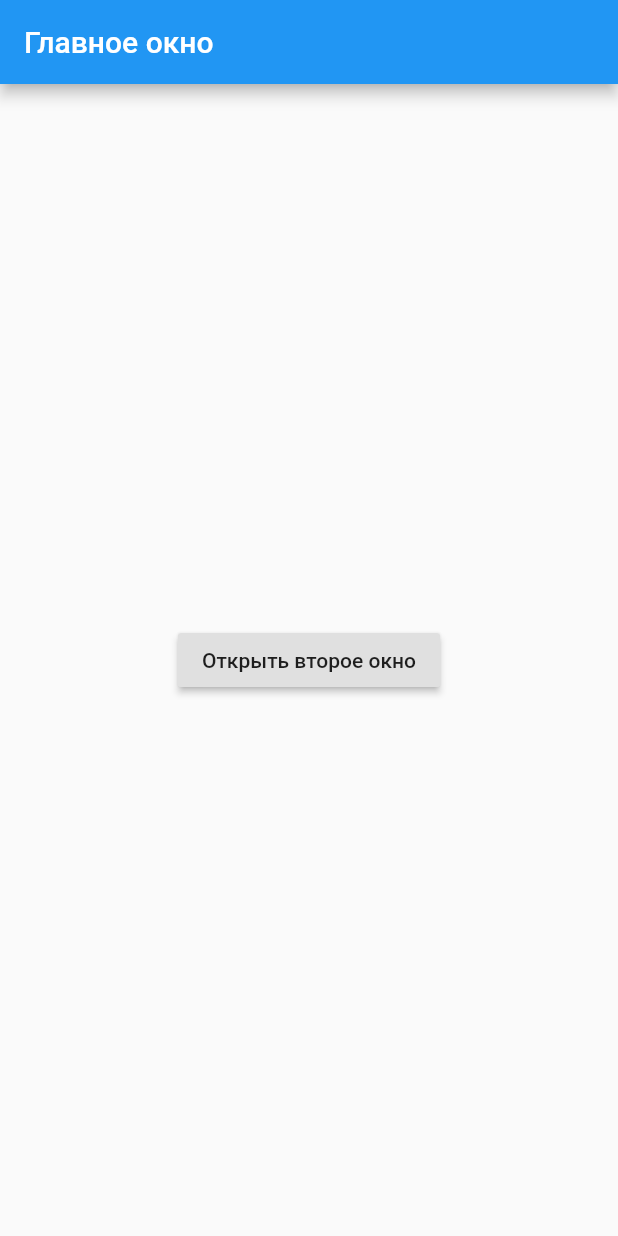
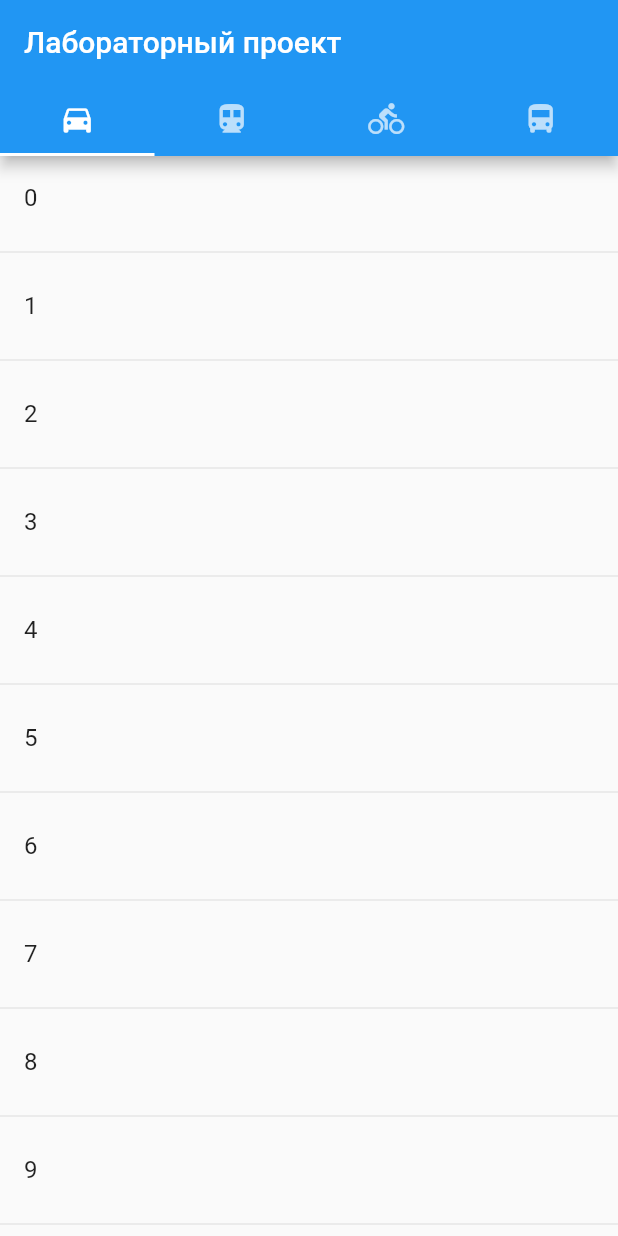
Before and after one commit to BaoBabbins/Android_Project, a Flutter app: the screen it shows after launch, on a phone screen of 412 x 824 dp. Run offline on Flutter 3.47's test engine with Material 2 defaults, Android fonts, the phone set to English and light mode, and no system bars; missing offline and left inert: shake.

Commit message:
add someone window and list on first screen

```diff
--- /dev/null
+++ b/lib/bodyOneScreen.dart
@@ -0,0 +1,30 @@
+import 'package:flutter/material.dart';
+import 'package:shake/shake.dart';
+import 'dart:math';
+import 'dart:io';
+class MyBody extends StatefulWidget {
+  @override
+  createState() => new MyBodyState();
+}
+
+class MyBodyState extends State<MyBody> {
+  List<String> _array = [];
+
+  @override
+  Widget build(BuildContext context) {
+    return new ListView.builder(itemBuilder: (context, i){
+      print('num $i : нечетное = ${i.isOdd}');
+
+      if(i.isOdd) return new Divider();
+
+      final int index = i ~/ 2;
+
+      print('index $index');
+      print('length ${_array.length}');
+
+      if (index >= _array.length) _array.addAll(['$index', '${index + 1}', '${index + 2}']);
+
+      return new ListTile(title: new Text(_array[index]));
+    });
+  }
+}
--- /dev/null
+++ b/lib/firstScreen.dart
@@ -0,0 +1,41 @@
+import 'package:flutter/material.dart';
+import 'package:shake/shake.dart';
+import 'dart:math';
+import 'dart:io';
+import 'main.dart';
+import 'bodyOneScreen.dart';
+class MyHomePage extends StatelessWidget {
+  MyHomePage({Key key}) : super(key: key);
+
+  @override
+  Widget build(BuildContext context) {
+    return DefaultTabController(
+        length: 4,
+        child: Scaffold(
+          appBar: AppBar(
+            bottom: TabBar(
+              tabs: [
+                Tab(icon: Icon(Icons.directions_car)),
+                Tab(icon: Icon(Icons.directions_transit)),
+                Tab(icon: Icon(Icons.directions_bike)),
+                Tab(icon: Icon(Icons.directions_bus)),
+              ],
+            ),
+            title: Text('Лабораторный проект'),
+          ),
+          body: TabBarView (
+            children: [
+              new MaterialApp(
+                debugShowCheckedModeBanner: false,
+                  home: new Scaffold(body: new Center(child: new MyBody(),))
+                ),
+              //Center(child: Text("First window")),
+              Center(child: Text("Car")),
+              Center(child: Text("Transit")),
+              Center(child: Text("Bike"))
+            ],
+          ),
+        )
+    );
+  }
+}
--- a/lib/main.dart
+++ b/lib/main.dart
@@ -2,7 +2,7 @@ import 'package:flutter/material.dart';
 import 'package:shake/shake.dart';
 import 'dart:math';
 import 'dart:io';
-
+import 'firstScreen.dart';
 class MainScreen extends StatelessWidget {
   @override
   Widget build(BuildContext context) {
@@ -26,6 +26,23 @@ class MainScreen extends StatelessWidget {
     );
   }
 }
+
+
+class MyApp extends StatelessWidget {
+  // This widget is the root of your application.
+  @override
+  Widget build(BuildContext context) {
+    return MaterialApp(
+      title: 'Title of Application',
+      theme: ThemeData(
+        primarySwatch: Colors.blue,
+        visualDensity: VisualDensity.adaptivePlatformDensity,
+      ),
+      home: MyHomePage(),
+    );
+  }
+}
+
 
 class SecondScreen extends StatelessWidget {
   @override
@@ -90,7 +107,7 @@ class Screen extends State<ThreeScreen> {
 
   void _update(){
     setState((){
-      sleep(Duration(seconds:2));
+      // sleep(Duration(seconds:2));
     ShakeDetector detector = ShakeDetector.autoStart(onPhoneShake: () {
       Random random = new Random();
       _randomNumber = random.nextInt(6)+1;
@@ -100,8 +117,9 @@ class Screen extends State<ThreeScreen> {
 
 }
 void main() {
-  runApp(MaterialApp(
-    home: MainScreen(),
-  ));
+  runApp(MyApp());
+  // runApp(MaterialApp(
+  //   home: MainScreen(),
+  // ));
 
 }
```
